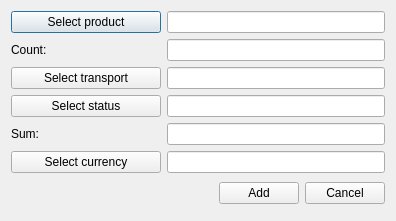
Qt form OrmasAdmin/OrmasAdmin/CreateTrsListDlg.ui (Dalerjon/TheOrmasProejct) before a commit.
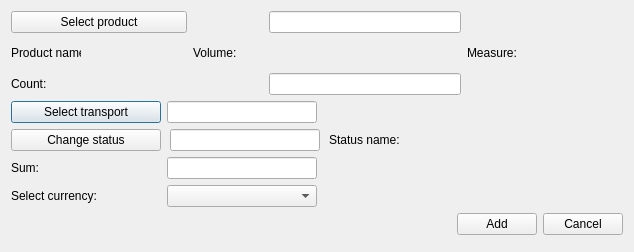
The same form after that commit.

Diff of the .ui file:
```diff
--- a/OrmasAdmin/OrmasAdmin/CreateTrsListDlg.ui
+++ b/OrmasAdmin/OrmasAdmin/CreateTrsListDlg.ui
@@ -6,8 +6,8 @@
    <rect>
     <x>0</x>
     <y>0</y>
-    <width>396</width>
-    <height>221</height>
+    <width>634</width>
+    <height>252</height>
    </rect>
   </property>
   <property name="windowTitle">
@@ -33,71 +33,117 @@
     <number>17</number>
    </property>
    <item row="1" column="0">
-    <widget class="QLabel" name="countLb">
+    <widget class="QLabel" name="prodNameLb">
      <property name="minimumSize">
       <size>
-       <width>150</width>
+       <width>70</width>
        <height>0</height>
       </size>
      </property>
+     <property name="maximumSize">
+      <size>
+       <width>70</width>
+       <height>16777215</height>
+      </size>
+     </property>
      <property name="text">
-      <string>Count:</string>
+      <string>Product name:</string>
      </property>
     </widget>
    </item>
-   <item row="0" column="1">
-    <widget class="QLineEdit" name="productEdit">
-     <property name="readOnly">
-      <bool>true</bool>
+   <item row="1" column="3">
+    <widget class="QLabel" name="volumePh">
+     <property name="minimumSize">
+      <size>
+       <width>100</width>
+       <height>0</height>
+      </size>
      </property>
+     <property name="font">
+      <font>
+       <family>Times New Roman</family>
+       <pointsize>12</pointsize>
+       <weight>75</weight>
+       <italic>true</italic>
+       <bold>true</bold>
+      </font>
+     </property>
+     <property name="text">
+      <string/>
+     </property>
     </widget>
    </item>
-   <item row="0" column="0">
-    <widget class="QPushButton" name="productBtn">
+   <item row="1" column="4">
+    <widget class="QLabel" name="measureLb">
      <property name="text">
-      <string>Select product</string>
+      <string>Measure:</string>
      </property>
     </widget>
    </item>
-   <item row="3" column="0" colspan="2">
-    <layout class="QHBoxLayout" name="horizontalLayout">
-     <item>
-      <spacer name="horizontalSpacer">
-       <property name="orientation">
-        <enum>Qt::Horizontal</enum>
-       </property>
-       <property name="sizeHint" stdset="0">
-        <size>
-         <width>40</width>
-         <height>20</height>
-        </size>
-       </property>
-      </spacer>
-     </item>
-     <item>
-      <widget class="QPushButton" name="addBtn">
-       <property name="text">
-        <string>Add</string>
-       </property>
-      </widget>
-     </item>
-     <item>
-      <widget class="QPushButton" name="cancelBtn">
-       <property name="text">
-        <string>Cancel</string>
-       </property>
-      </widget>
-     </item>
-    </layout>
-   </item>
    <item row="1" column="1">
-    <widget class="QLineEdit" name="countEdit">
-     <property name="toolTip">
-      <string>&lt;html&gt;&lt;head/&gt;&lt;body&gt;&lt;p&gt;For example: 100&lt;/p&gt;&lt;/body&gt;&lt;/html&gt;</string>
+    <widget class="QLabel" name="prodNamePh">
+     <property name="minimumSize">
+      <size>
+       <width>100</width>
+       <height>0</height>
+      </size>
      </property>
+     <property name="font">
+      <font>
+       <family>Times New Roman</family>
+       <pointsize>12</pointsize>
+       <weight>75</weight>
+       <italic>true</italic>
+       <bold>true</bold>
+      </font>
+     </property>
+     <property name="text">
+      <string/>
+     </property>
     </widget>
    </item>
-   <item row="2" column="0" colspan="2">
+   <item row="1" column="2">
+    <widget class="QLabel" name="volumeLb">
+     <property name="minimumSize">
+      <size>
+       <width>70</width>
+       <height>0</height>
+      </size>
+     </property>
+     <property name="maximumSize">
+      <size>
+       <width>70</width>
+       <height>16777215</height>
+      </size>
+     </property>
+     <property name="text">
+      <string>Volume:</string>
+     </property>
+    </widget>
+   </item>
+   <item row="1" column="5">
+    <widget class="QLabel" name="measurePh">
+     <property name="minimumSize">
+      <size>
+       <width>100</width>
+       <height>0</height>
+      </size>
+     </property>
+     <property name="font">
+      <font>
+       <family>Times New Roman</family>
+       <pointsize>12</pointsize>
+       <weight>75</weight>
+       <italic>true</italic>
+       <bold>true</bold>
+      </font>
+     </property>
+     <property name="text">
+      <string/>
+     </property>
+    </widget>
+   </item>
+   <item row="3" column="0" colspan="6">
     <widget class="QWidget" name="editSectionWgt" native="true">
      <layout class="QGridLayout" name="gridLayout_3">
       <property name="leftMargin">
@@ -112,33 +158,19 @@
       <property name="bottomMargin">
        <number>0</number>
       </property>
-      <item row="2" column="0">
-       <widget class="QLabel" name="sumLb">
-        <property name="minimumSize">
-         <size>
-          <width>150</width>
-          <height>0</height>
-         </size>
-        </property>
-        <property name="text">
-         <string>Sum:</string>
-        </property>
-       </widget>
-      </item>
       <item row="2" column="1">
        <widget class="QLineEdit" name="sumEdit">
+        <property name="maximumSize">
+         <size>
+          <width>150</width>
+          <height>16777215</height>
+         </size>
+        </property>
         <property name="toolTip">
          <string>&lt;html&gt;&lt;head/&gt;&lt;body&gt;&lt;p&gt;For example: 300 (pedends on currency, in that case 300 USD)&lt;/p&gt;&lt;/body&gt;&lt;/html&gt;</string>
         </property>
        </widget>
       </item>
-      <item row="1" column="0">
-       <widget class="QPushButton" name="statusBtn">
-        <property name="text">
-         <string>Select status</string>
-        </property>
-       </widget>
-      </item>
       <item row="0" column="0">
        <widget class="QPushButton" name="transportBtn">
         <property name="minimumSize">
@@ -147,20 +179,25 @@
           <height>0</height>
          </size>
         </property>
+        <property name="maximumSize">
+         <size>
+          <width>150</width>
+          <height>16777215</height>
+         </size>
+        </property>
         <property name="text">
          <string>Select transport</string>
         </property>
        </widget>
       </item>
-      <item row="1" column="1">
-       <widget class="QLineEdit" name="statusEdit">
-        <property name="readOnly">
-         <bool>true</bool>
-        </property>
-       </widget>
-      </item>
       <item row="0" column="1">
        <widget class="QLineEdit" name="transportEdit">
+        <property name="maximumSize">
+         <size>
+          <width>150</width>
+          <height>16777215</height>
+         </size>
+        </property>
         <property name="text">
          <string/>
         </property>
@@ -169,23 +206,225 @@
         </property>
        </widget>
       </item>
-      <item row="3" column="0">
-       <widget class="QPushButton" name="currencyBtn">
-        <property name="text">
-         <string>Select currency</string>
-        </property>
-       </widget>
-      </item>
       <item row="3" column="1">
-       <widget class="QLineEdit" name="currencyEdit">
-        <property name="readOnly">
-         <bool>true</bool>
+       <widget class="QComboBox" name="currencyCmb">
+        <property name="maximumSize">
+         <size>
+          <width>150</width>
+          <height>16777215</height>
+         </size>
         </property>
        </widget>
       </item>
+      <item row="2" column="0">
+       <widget class="QLabel" name="sumLb">
+        <property name="minimumSize">
+         <size>
+          <width>150</width>
+          <height>0</height>
+         </size>
+        </property>
+        <property name="text">
+         <string>Sum:</string>
+        </property>
+       </widget>
+      </item>
+      <item row="3" column="0">
+       <widget class="QLabel" name="currencyLb">
+        <property name="text">
+         <string>Select currency:</string>
+        </property>
+       </widget>
+      </item>
+      <item row="0" column="2">
+       <spacer name="horizontalSpacer_2">
+        <property name="orientation">
+         <enum>Qt::Horizontal</enum>
+        </property>
+        <property name="sizeHint" stdset="0">
+         <size>
+          <width>40</width>
+          <height>20</height>
+         </size>
+        </property>
+       </spacer>
+      </item>
+      <item row="2" column="2">
+       <spacer name="horizontalSpacer_3">
+        <property name="orientation">
+         <enum>Qt::Horizontal</enum>
+        </property>
+        <property name="sizeHint" stdset="0">
+         <size>
+          <width>40</width>
+          <height>20</height>
+         </size>
+        </property>
+       </spacer>
+      </item>
+      <item row="3" column="2">
+       <spacer name="horizontalSpacer_4">
+        <property name="orientation">
+         <enum>Qt::Horizontal</enum>
+        </property>
+        <property name="sizeHint" stdset="0">
+         <size>
+          <width>40</width>
+          <height>20</height>
+         </size>
+        </property>
+       </spacer>
+      </item>
+      <item row="1" column="0" colspan="3">
+       <widget class="QWidget" name="statusWidget" native="true">
+        <layout class="QHBoxLayout" name="horizontalLayout_3">
+         <property name="spacing">
+          <number>9</number>
+         </property>
+         <property name="leftMargin">
+          <number>0</number>
+         </property>
+         <property name="topMargin">
+          <number>0</number>
+         </property>
+         <property name="rightMargin">
+          <number>0</number>
+         </property>
+         <property name="bottomMargin">
+          <number>0</number>
+         </property>
+         <item>
+          <widget class="QPushButton" name="statusBtn">
+           <property name="sizePolicy">
+            <sizepolicy hsizetype="Fixed" vsizetype="Fixed">
+             <horstretch>0</horstretch>
+             <verstretch>0</verstretch>
+            </sizepolicy>
+           </property>
+           <property name="minimumSize">
+            <size>
+             <width>150</width>
+             <height>0</height>
+            </size>
+           </property>
+           <property name="text">
+            <string>Change status</string>
+           </property>
+          </widget>
+         </item>
+         <item>
+          <widget class="QLineEdit" name="statusEdit">
+           <property name="maximumSize">
+            <size>
+             <width>150</width>
+             <height>16777215</height>
+            </size>
+           </property>
+           <property name="readOnly">
+            <bool>true</bool>
+           </property>
+          </widget>
+         </item>
+         <item>
+          <widget class="QLabel" name="statusLb">
+           <property name="text">
+            <string>Status name:</string>
+           </property>
+          </widget>
+         </item>
+         <item>
+          <widget class="QLabel" name="statusPh">
+           <property name="minimumSize">
+            <size>
+             <width>120</width>
+             <height>0</height>
+            </size>
+           </property>
+           <property name="font">
+            <font>
+             <family>Times New Roman</family>
+             <pointsize>12</pointsize>
+             <weight>75</weight>
+             <italic>true</italic>
+             <bold>true</bold>
+            </font>
+           </property>
+           <property name="text">
+            <string/>
+           </property>
+          </widget>
+         </item>
+        </layout>
+       </widget>
+      </item>
      </layout>
     </widget>
    </item>
+   <item row="4" column="0" colspan="6">
+    <layout class="QHBoxLayout" name="horizontalLayout">
+     <item>
+      <spacer name="horizontalSpacer">
+       <property name="orientation">
+        <enum>Qt::Horizontal</enum>
+       </property>
+       <property name="sizeHint" stdset="0">
+        <size>
+         <width>40</width>
+         <height>20</height>
+        </size>
+       </property>
+      </spacer>
+     </item>
+     <item>
+      <widget class="QPushButton" name="addBtn">
+       <property name="text">
+        <string>Add</string>
+       </property>
+      </widget>
+     </item>
+     <item>
+      <widget class="QPushButton" name="cancelBtn">
+       <property name="text">
+        <string>Cancel</string>
+       </property>
+      </widget>
+     </item>
+    </layout>
+   </item>
+   <item row="0" column="3">
+    <widget class="QLineEdit" name="productEdit">
+     <property name="readOnly">
+      <bool>true</bool>
+     </property>
+    </widget>
+   </item>
+   <item row="2" column="3">
+    <widget class="QLineEdit" name="countEdit">
+     <property name="toolTip">
+      <string>&lt;html&gt;&lt;head/&gt;&lt;body&gt;&lt;p&gt;For example: 100&lt;/p&gt;&lt;/body&gt;&lt;/html&gt;</string>
+     </property>
+    </widget>
+   </item>
+   <item row="2" column="0" colspan="2">
+    <widget class="QLabel" name="countLb">
+     <property name="minimumSize">
+      <size>
+       <width>150</width>
+       <height>0</height>
+      </size>
+     </property>
+     <property name="text">
+      <string>Count:</string>
+     </property>
+    </widget>
+   </item>
+   <item row="0" column="0" colspan="2">
+    <widget class="QPushButton" name="productBtn">
+     <property name="text">
+      <string>Select product</string>
+     </property>
+    </widget>
+   </item>
   </layout>
  </widget>
  <tabstops>
```
Left out of the diff: 6 changed lines with no effect on the pictures.
